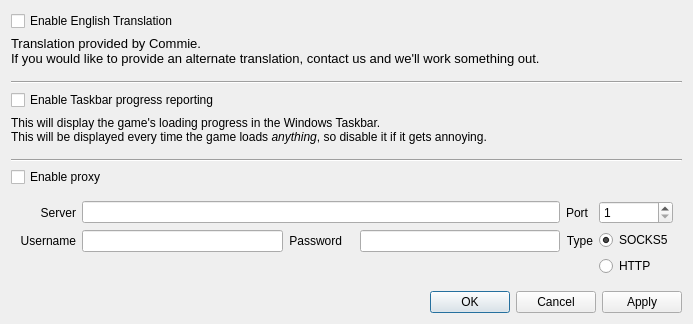
Qt form KVSettingsDialog.ui (KanColleTool/kct-viewer) before a commit.
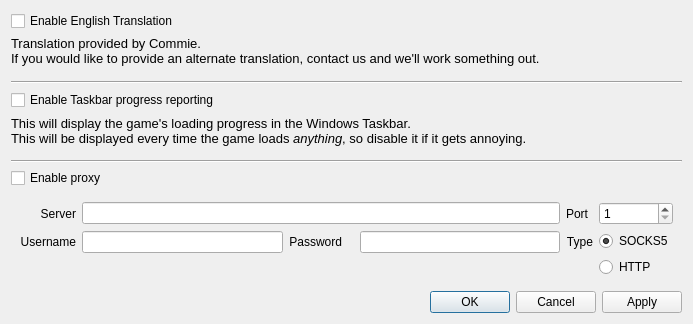
The same form after that commit.

Commit message: Consistent font size in the settings

```diff
--- a/KVSettingsDialog.ui
+++ b/KVSettingsDialog.ui
@@ -90,6 +90,11 @@
       </item>
       <item>
        <widget class="QLabel" name="label_2">
+        <property name="font">
+         <font>
+          <pointsize>10</pointsize>
+         </font>
+        </property>
         <property name="text">
          <string>This will display the game's loading progress in the Windows Taskbar.&lt;br /&gt;This will be displayed every time the game loads &lt;i&gt;anything&lt;/i&gt;, so disable it if it gets annoying.</string>
         </property>
```
